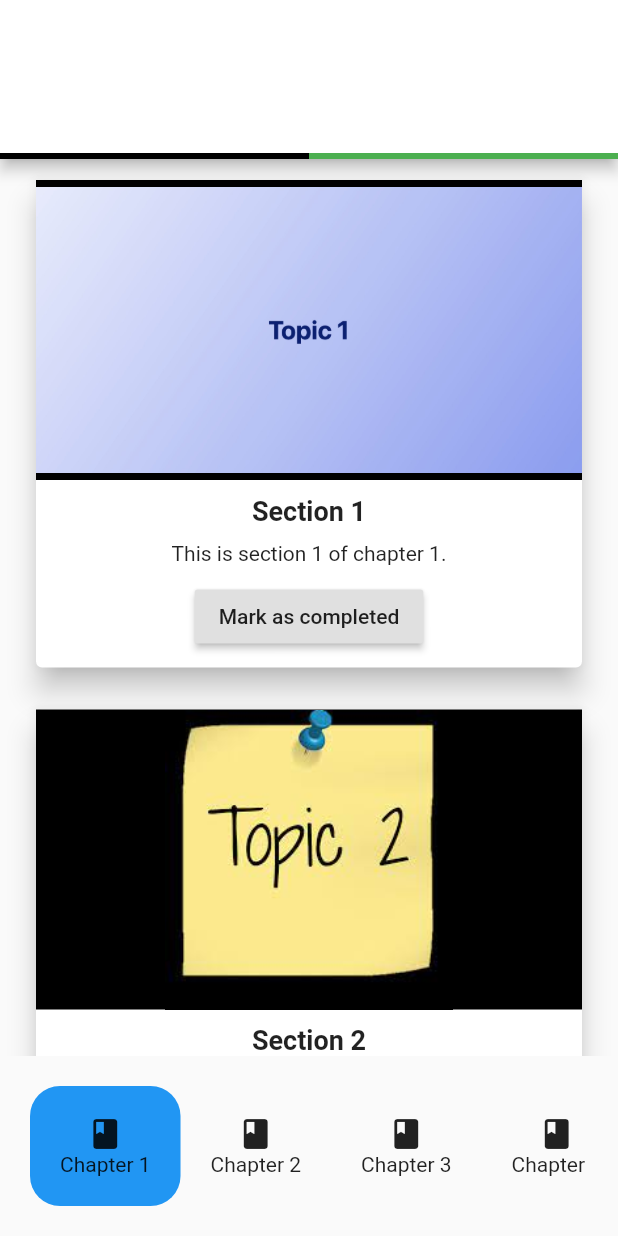
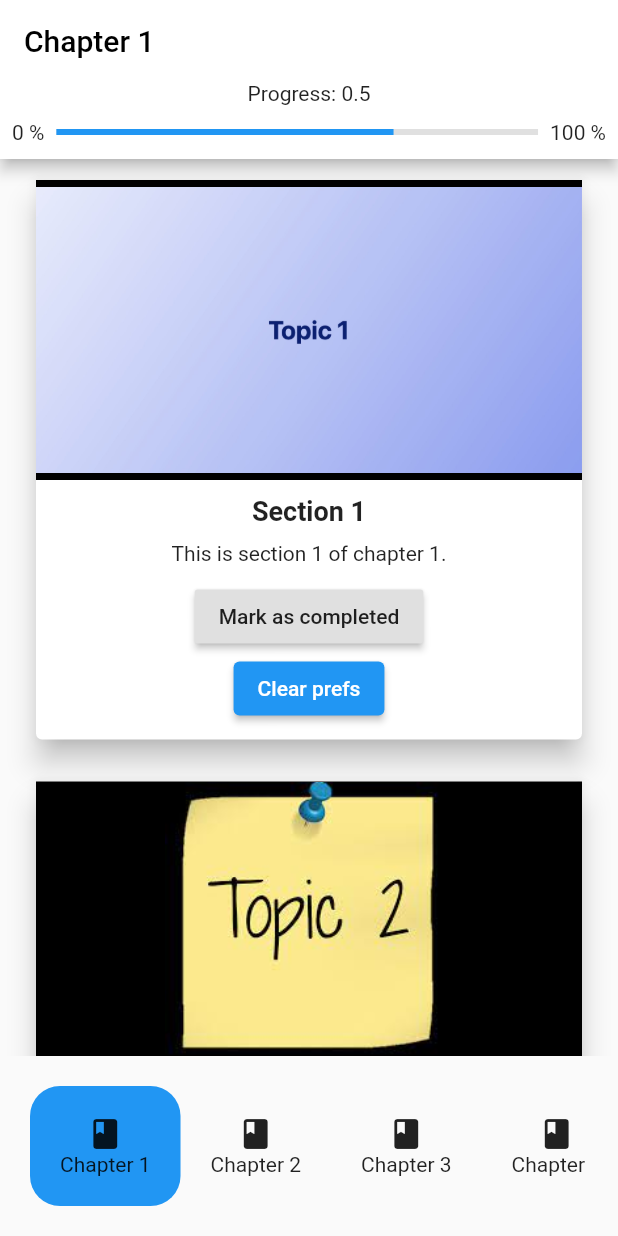
Before and after one commit to Shivlock221b/konigle_mobile_app, a Flutter app: the HomePage screen opened directly, on a phone screen of 412 x 824 dp. Run offline on Flutter 3.47's test engine with Material 2 defaults, Android fonts, the phone set to English and light mode, and no system bars; drawn by our look-alikes of photo_view; our stand-ins replace shared_preferences; accounts and stored records are empty.

Commit message:
Update: Provider Implemented Update: Progress bar added

```diff
--- a/lib/models/userModel.dart
+++ b/lib/models/userModel.dart
@@ -10,7 +10,7 @@ class User {
     required this.name,
     required this.email,
     required this.password,
-    this.chapterProgress
+    this.chapterProgress = const [],
   });
 
   factory User.fromJson(Map<String, dynamic> user) {
@@ -39,7 +39,7 @@ class User {
 
 class ChapterProgress {
   int chapterId;
-  List<int>? sectionProgress = [];
+  List<String>? sectionProgress = [];
 
   ChapterProgress({
     required this.chapterId,
--- a/lib/pages/home.dart
+++ b/lib/pages/home.dart
@@ -1,6 +1,12 @@
 import 'package:flutter/material.dart';
+import 'package:konigle_mobile_app/models/database.dart';
+import 'package:konigle_mobile_app/models/userModel.dart';
 import 'package:konigle_mobile_app/utility/horizontally_scrollable_bottom_nav.dart';
 import 'package:photo_view/photo_view.dart';
+import 'package:provider/provider.dart';
+import 'package:shared_preferences/shared_preferences.dart';
+
+import '../providers/userProvider.dart';
 
 class HomePage extends StatefulWidget {
   @override
@@ -87,18 +93,59 @@ class _HomePageState extends State<HomePage> {
     });
   }
 
+  void calcProgress(UserProvider provider) {
+    User? user = provider.user;
+    if (user == null) {
+      print("User is null");
+    } else {
+      int completedSections = 0;
+      for (ChapterProgress elem in user.chapterProgress!) {
+        completedSections = completedSections + elem.sectionProgress!.length;
+      }
+      setState(() {
+        _progressValue = completedSections / (_chapters.length * 2);
+      });
+    }
+  }
+
   @override
   Widget build(BuildContext context) {
+
+    UserProvider provider = Provider.of<UserProvider>(context);
+    calcProgress(provider);
+
     return Scaffold(
       appBar: AppBar(
         backgroundColor: Colors.white,
-        title: Text(_chapters[_currentIndex].title!),
+        title: Text(_chapters[_currentIndex].title!, style: TextStyle(color: Colors.black),),
         bottom: PreferredSize(
-          preferredSize: Size.fromHeight(50),
-          child: LinearProgressIndicator(
-            value: _progressValue, // set progress value
-            backgroundColor: Colors.green, // set background color
-            valueColor: const AlwaysStoppedAnimation<Color>(Colors.black), // set progress color
+          preferredSize: Size.fromHeight(50.0),
+          child: SizedBox(
+            width: MediaQuery.of(context).size.width,
+            child: Column(
+              children: [
+                Text('Progress: $_progressValue'),
+                Padding(
+                  padding: const EdgeInsets.all(8.0),
+                  child: Row(
+                    children: [
+                      Text("0 %"),
+                      Expanded(
+                        child: Padding(
+                          padding: const EdgeInsets.all(8.0),
+                          child: LinearProgressIndicator(
+                            value: 0.7,
+                            backgroundColor: Colors.grey[300],
+                            valueColor: AlwaysStoppedAnimation<Color>(Colors.blue),
+                          ),
+                        ),
+                      ),
+                      Text("100 %"),
+                    ],
+                  ),
+                ),
+              ],
+            ),
           ),
         ),
       ),
@@ -115,10 +162,6 @@ class _HomePageState extends State<HomePage> {
                 elevation: 8.0,
                 child: Column(
                   children: <Widget>[
-                    // Image.asset(
-                    //   section.value.image!,
-                    //   fit: BoxFit.cover,
-                    // ),
                     SizedBox(
                       height: 200,
                         child: PhotoView(imageProvider: AssetImage(section.value.image!))),
@@ -155,6 +198,16 @@ class _HomePageState extends State<HomePage> {
                         });
                       },
                     ),
+                    ElevatedButton(
+                      onPressed: () async {
+                        SharedPreferences prefs = await SharedPreferences.getInstance();
+                        prefs.remove("isLogin");
+                        Database db = Database();
+                        db.resetDb();
+                        db.printDb();
+                      },
+                      child: Text('Clear prefs'),
+                    ),
                     SizedBox(height: 10.0),
                   ],
                 ),
--- a/pubspec.yaml
+++ b/pubspec.yaml
@@ -31,6 +31,7 @@ dependencies:
     sdk: flutter
   shared_preferences: ^2.0.18
   photo_view: ^0.14.0
+  provider: ^6.0.5
 
 
   # The following adds the Cupertino Icons font to your application.
```
Also changed, not shown: lib/main.dart (+13 -1 lines), lib/pages/login.dart (+6 -4 lines), lib/pages/signup.dart (+9 -12 lines), lib/providers/userProvider.dart (added, +21 -0 lines), pubspec.lock.
